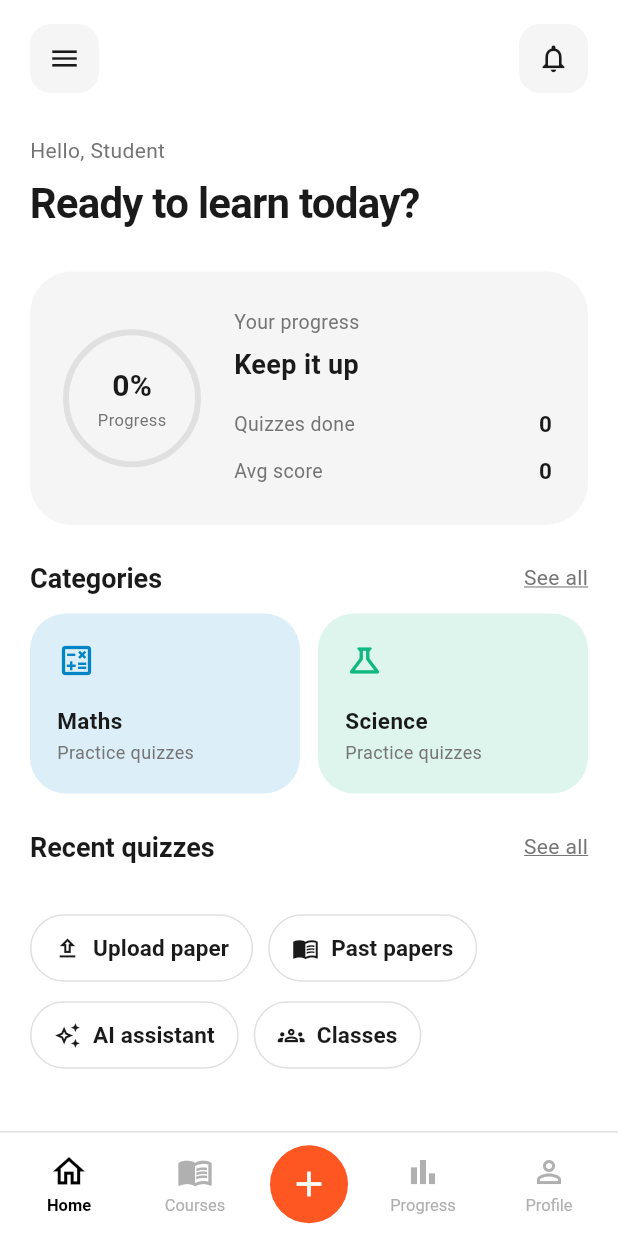
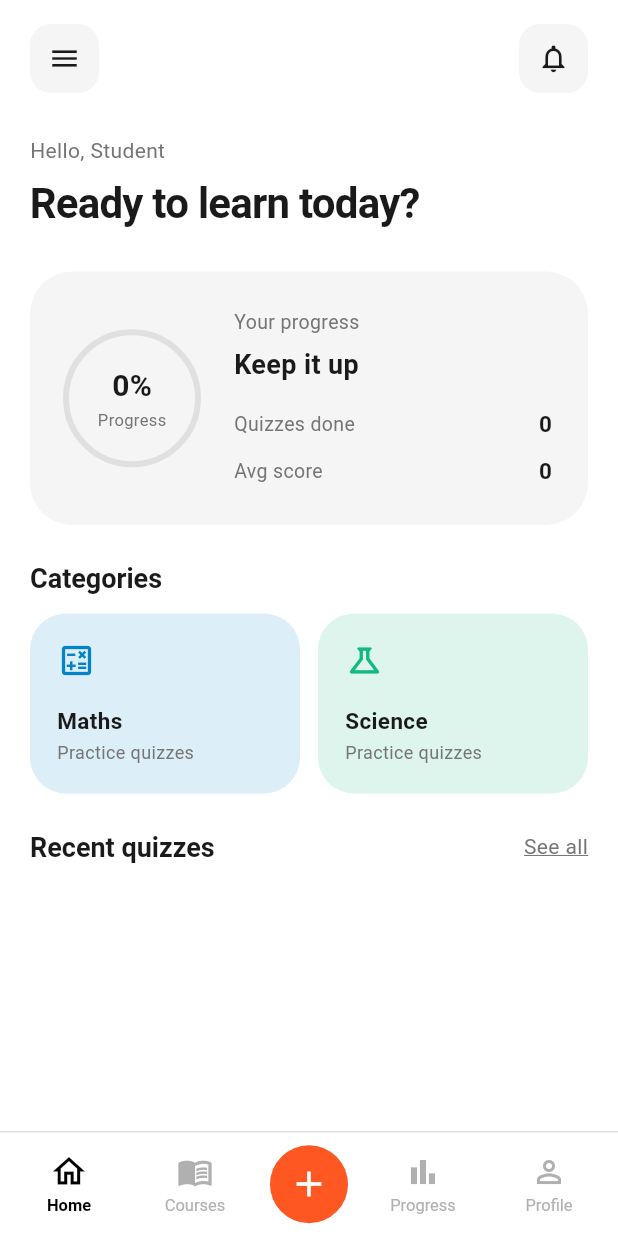
Before and after one commit to ThanojBuddhima/mcqApp, a Flutter app: the HomeScreen screen opened by its route, on a phone screen of 412 x 824 dp. Run offline on Flutter 3.47's test engine with Material 3 defaults, Android fonts, the phone set to English and light mode, and no system bars; our stand-ins replace dio, file_picker, flutter_riverpod, flutter_secure_storage, go_router, image_picker and 1 more; accounts and stored records are empty; network calls fail.

Commit message:
Simplify home screen by removing quick actions and Categories See all link.
Co-authored-by: Cursor <cursoragent@cursor.com>

```diff
--- a/mobile/lib/features/home/presentation/home_screen.dart
+++ b/mobile/lib/features/home/presentation/home_screen.dart
@@ -152,7 +152,7 @@ class _HomeScreenState extends ConsumerState<HomeScreen> {
                   ),
                 ),
               ],
-              SectionHeader(title: 'Categories', onSeeAll: () => context.push('/past-papers')),
+              SectionHeader(title: 'Categories'),
               Padding(
                 padding: const EdgeInsets.symmetric(horizontal: 20),
                 child: GridView.count(
@@ -176,19 +176,6 @@ class _HomeScreenState extends ConsumerState<HomeScreen> {
                       onTap: () => context.push('/quiz/${q['id']}'),
                     ),
                   )),
-              Padding(
-                padding: const EdgeInsets.all(20),
-                child: Wrap(
-                  spacing: 10,
-                  runSpacing: 10,
-                  children: [
-                    _chip('Upload paper', Icons.upload_outlined, () => context.push('/upload')),
-                    _chip('Past papers', Icons.menu_book_outlined, () => context.push('/past-papers')),
-                    _chip('AI assistant', Icons.auto_awesome_outlined, () => context.push('/ai')),
-                    _chip('Classes', Icons.groups_outlined, () => context.push('/classes')),
-                  ],
-                ),
-              ),
             ],
           ),
         ),
@@ -212,15 +199,6 @@ class _HomeScreenState extends ConsumerState<HomeScreen> {
           Text(label, style: const TextStyle(color: AppColors.textSecondary, fontSize: 13)),
           Text(value, style: const TextStyle(color: AppColors.textPrimary, fontWeight: FontWeight.w600, fontSize: 15)),
         ],
-      );
-
-  Widget _chip(String label, IconData icon, VoidCallback onTap) => OutlinedButton.icon(
-        onPressed: onTap,
-        icon: Icon(icon, size: 18),
-        label: Text(label),
-        style: OutlinedButton.styleFrom(
-          padding: const EdgeInsets.symmetric(horizontal: 16, vertical: 12),
-        ),
       );
 }
 
```
